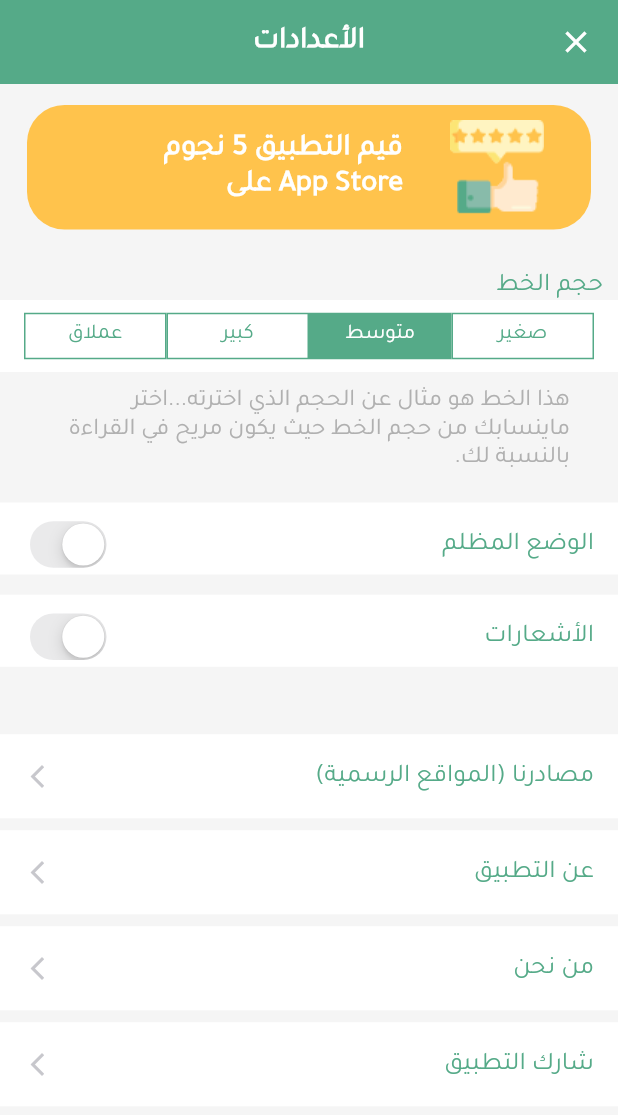
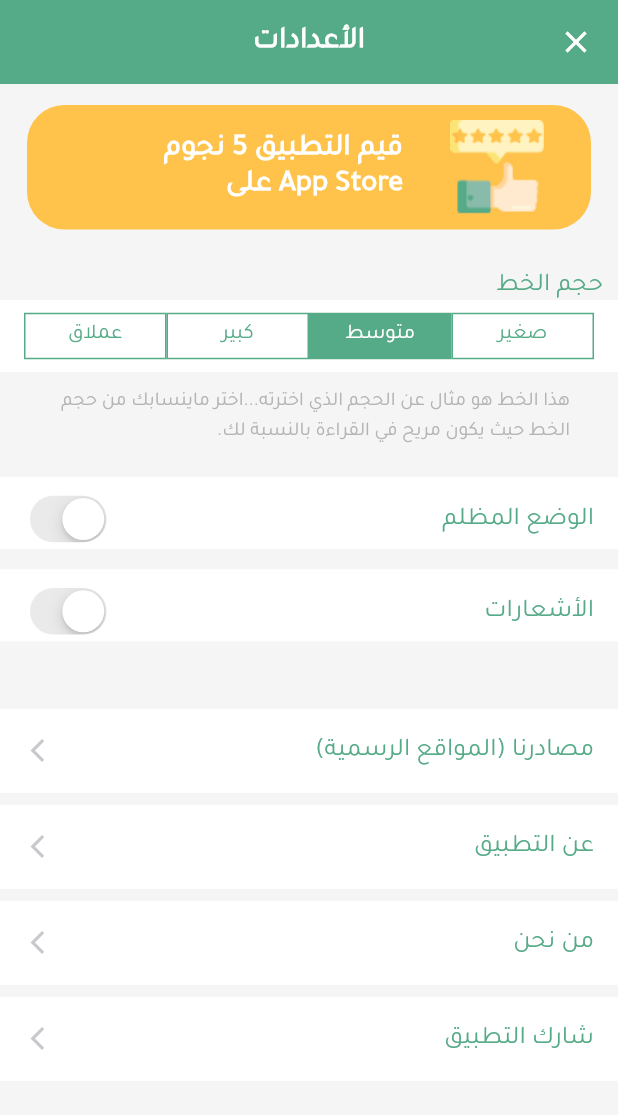
Before and after one commit to MuhmdHsn313/IQ-Home, a Flutter app: the screen it shows after launch, after a tap on the "keyboard control" icon, on a phone screen of 412 x 824 dp. Shown: the top 1115 px of the screen. Run offline on Flutter 3.47's test engine with Material 2 defaults, Android fonts, the light colour scheme and no system bars; our stand-ins replace bloc, cached_network_image, equatable, flutter_bloc, flutter_linkify, flutter_spinkit and 2 more; missing offline and left inert: data_connection_checker, date_time_format; accounts and stored records are empty.

Commit message:
Added settings bloc and cache settings in app.
1. Added app settings bloc.
2. Connect between `MaterialApp` and `AppSettingsBloc`.
3. Added `AppSettingsAdapter` to save data with `Hive`.
4. Update in SettingsScreen ui.
5. Update in `FontSizeWidget` ui.
6. Remove `SettingsCheckBox` and replace with live objects.

```diff
--- a/lib/main.dart
+++ b/lib/main.dart
@@ -1,5 +1,9 @@
 import 'package:flutter/material.dart';
+import 'package:flutter_bloc/flutter_bloc.dart';
 import 'package:hive/hive.dart';
+import 'package:iqhome/src/blocs/app_settings/app_settings_bloc.dart';
+import 'package:iqhome/src/blocs/app_settings/app_settings_event.dart';
+import 'package:iqhome/src/models/app_settings.dart';
 import 'package:path_provider/path_provider.dart' as path;
 
 import 'src/app.dart';
@@ -23,5 +27,11 @@ void main() async {
   Hive.registerAdapter(AppFontSizeAdapter());
   Hive.registerAdapter(NewsStatusAdapter());
   Hive.registerAdapter(EmergencyAdapter());
-  runApp(IQHome());
+  Hive.registerAdapter(AppSettingsAdapter());
+  runApp(
+    BlocProvider<AppSettingsBloc>(
+      create: (context) => AppSettingsBloc()..add(FetchTheme()),
+      child: IQHome(),
+    ),
+  );
 }
--- /dev/null
+++ b/lib/src/adapters/app_settings.dart
@@ -0,0 +1,34 @@
+part of '../models/app_settings.dart';
+
+class AppSettingsAdapter extends TypeAdapter<AppSettings> {
+  @override
+  AppSettings read(BinaryReader reader) {
+    var numOfFields = reader.readByte();
+    var fields = <int, dynamic>{
+      for (var i = 0; i < numOfFields; i++) reader.readByte(): reader.read(),
+    };
+    return AppSettings(
+      lang: fields[3] as String,
+      scale: fields[0] as AppFontScale,
+      isDarkMode: fields[1] as bool,
+      isNotificationEnable: fields[2] as bool,
+    );
+  }
+
+  @override
+  void write(BinaryWriter writer, AppSettings obj) {
+    writer
+      ..writeByte(4)
+      ..writeByte(0)
+      ..write(obj.scale)
+      ..writeByte(1)
+      ..write(obj.isDarkMode)
+      ..writeByte(2)
+      ..write(obj.isNotificationEnable)
+      ..writeByte(3)
+      ..write(obj.lang);
+  }
+
+  @override
+  int get typeId => 8;
+}
--- a/lib/src/adapters/public_type.dart
+++ b/lib/src/adapters/public_type.dart
@@ -6,36 +6,36 @@ part of '../utils/public_type.dart';
 // TypeAdapterGenerator
 // **************************************************************************
 
-class AppFontSizeAdapter extends TypeAdapter<AppFontSize> {
+class AppFontSizeAdapter extends TypeAdapter<AppFontScale> {
   @override
-  AppFontSize read(BinaryReader reader) {
+  AppFontScale read(BinaryReader reader) {
     switch (reader.readByte()) {
       case 0:
-        return AppFontSize.Small;
+        return AppFontScale.Small;
       case 1:
-        return AppFontSize.Middle;
+        return AppFontScale.Middle;
       case 2:
-        return AppFontSize.Large;
+        return AppFontScale.Large;
       case 3:
-        return AppFontSize.Giant;
+        return AppFontScale.Giant;
       default:
         return null;
     }
   }
 
   @override
-  void write(BinaryWriter writer, AppFontSize obj) {
+  void write(BinaryWriter writer, AppFontScale obj) {
     switch (obj) {
-      case AppFontSize.Small:
+      case AppFontScale.Small:
         writer.writeByte(0);
         break;
-      case AppFontSize.Middle:
+      case AppFontScale.Middle:
         writer.writeByte(1);
         break;
-      case AppFontSize.Large:
+      case AppFontScale.Large:
         writer.writeByte(2);
         break;
-      case AppFontSize.Giant:
+      case AppFontScale.Giant:
         writer.writeByte(3);
         break;
     }
--- a/lib/src/app.dart
+++ b/lib/src/app.dart
@@ -1,6 +1,7 @@
 import 'package:flutter/material.dart';
 import 'package:flutter_bloc/flutter_bloc.dart';
 import 'package:flutter_localizations/flutter_localizations.dart';
+import 'package:iqhome/src/blocs/app_settings/bloc.dart';
 
 import 'blocs/news/bloc.dart';
 import 'blocs/tip/bloc.dart';
@@ -10,9 +11,14 @@ import 'utils/app_theme.dart';
 class IQHome extends StatelessWidget {
   @override
   Widget build(BuildContext context) {
+    return BlocBuilder<AppSettingsBloc, AppSettingsState>(
+      bloc: BlocProvider.of<AppSettingsBloc>(context),
+      builder: (context, state) {
         return MaterialApp(
           title: 'IQ Home',
-      theme: AppTheme.lightTheme,
+          theme: AppTheme.lightTheme(state.fontScale),
+          darkTheme: AppTheme.dark(state.fontScale),
+          themeMode: state.isDarkMode ? ThemeMode.dark : ThemeMode.light,
           localizationsDelegates: [
             GlobalWidgetsLocalizations.delegate,
             GlobalCupertinoLocalizations.delegate,
@@ -35,5 +41,7 @@ class IQHome extends StatelessWidget {
             child: HomeScreen(),
           ),
         );
+      },
+    );
   }
 }
--- /dev/null
+++ b/lib/src/blocs/app_settings/app_settings_bloc.dart
@@ -0,0 +1,79 @@
+import 'dart:async';
+import 'package:bloc/bloc.dart';
+import 'package:hive/hive.dart';
+import 'package:iqhome/src/models/app_settings.dart';
+import 'package:iqhome/src/utils/public_type.dart';
+import './bloc.dart';
+
+class AppSettingsBloc extends Bloc<AppSettingsEvent, AppSettingsState> {
+  AppSettings _appSettings;
+  Box<AppSettings> _settingsBox;
+
+  @override
+  AppSettingsState get initialState => AppSettingsState.initial();
+
+  @override
+  Stream<AppSettingsState> mapEventToState(
+    AppSettingsEvent event,
+  ) async* {
+    if (event is FetchTheme) {
+      _settingsBox = await Hive.openBox('SettingsBox');
+      if (_settingsBox.isEmpty) {
+        _appSettings = AppSettings(
+          lang: 'ar',
+          scale: AppFontScale.Middle,
+          isDarkMode: false,
+          isNotificationEnable: false,
+        );
+        _settingsBox.put(1, _appSettings);
+      } else {
+        _appSettings = _settingsBox.values.first;
+      }
+      yield AppSettingsState.fromData(_appSettings);
+    }
+
+    if (event is ChangeThemeMode) {
+      yield state.copyWith(isDarkMode: event.isDarkMode);
+      _settingsBox.put(
+        1,
+        _appSettings.copyWith(
+          isDarkMode: event.isDarkMode,
+        ),
+      );
+    }
+    if (event is ChangeFontScale) {
+      double scale;
+      switch (event.fontScale) {
+        case AppFontScale.Small:
+          scale = 0.8;
+          break;
+        case AppFontScale.Middle:
+          scale = 1;
+          break;
+        case AppFontScale.Large:
+          scale = 1.4;
+          break;
+        case AppFontScale.Giant:
+          scale = 1.8;
+          break;
+      }
+
+      yield state.copyWith(fontScale: scale, size: event.fontScale);
+      _settingsBox.put(
+        1,
+        _appSettings.copyWith(
+          scale: event.fontScale,
+        ),
+      );
+    }
+    if (event is ChangeNotificationState) {
+      yield state.copyWith(isNotificationEnable: event.isNotificationEnable);
+      _settingsBox.put(
+        1,
+        _appSettings.copyWith(
+          isNotificationEnable: event.isNotificationEnable,
+        ),
+      );
+    }
+  }
+}
--- /dev/null
+++ b/lib/src/blocs/app_settings/app_settings_event.dart
@@ -0,0 +1,48 @@
+import 'package:equatable/equatable.dart';
+import 'package:iqhome/src/utils/public_type.dart';
+
+abstract class AppSettingsEvent extends Equatable {
+  const AppSettingsEvent();
+
+  @override
+  List<Object> get props => [];
+}
+
+class FetchTheme extends AppSettingsEvent {}
+
+class ChangeThemeMode extends AppSettingsEvent {
+  final bool isDarkMode;
+
+  const ChangeThemeMode(this.isDarkMode);
+
+  @override
+  List<Object> get props => [isDarkMode];
+
+  @override
+  String toString() => 'ChangeThemeMode { light mode: $isDarkMode }';
+}
+
+class ChangeNotificationState extends AppSettingsEvent {
+  final bool isNotificationEnable;
+
+  const ChangeNotificationState(this.isNotificationEnable);
+
+  @override
+  List<Object> get props => [isNotificationEnable];
+
+  @override
+  String toString() =>
+      'ChangeNotificationState { notification state: $isNotificationEnable }';
+}
+
+class ChangeFontScale extends AppSettingsEvent {
+  final AppFontScale fontScale;
+
+  const ChangeFontScale(this.fontScale);
+
+  @override
+  List<Object> get props => [fontScale];
+
+  @override
+  String toString() => 'ChangeNotificationState { font scale: $fontScale }';
+}
--- /dev/null
+++ b/lib/src/blocs/app_settings/app_settings_state.dart
@@ -0,0 +1,71 @@
+import 'package:iqhome/src/models/app_settings.dart';
+import 'package:iqhome/src/utils/public_type.dart';
+import 'package:meta/meta.dart';
+import 'package:equatable/equatable.dart';
+
+class AppSettingsState extends Equatable {
+  final double fontScale;
+  final AppFontScale size;
+  final bool isDarkMode;
+  final bool isNotificationEnable;
+  final String lang;
+
+  const AppSettingsState({
+    @required this.size,
+    @required this.fontScale,
+    @required this.isDarkMode,
+    @required this.isNotificationEnable,
+    this.lang,
+  });
+
+  factory AppSettingsState.initial() => AppSettingsState(
+        size: AppFontScale.Middle,
+        fontScale: 1,
+        isDarkMode: false,
+        isNotificationEnable: false,
+        lang: 'ar',
+      );
+
+  factory AppSettingsState.fromData(AppSettings appSettings) {
+    double fontScale;
+    switch (appSettings.scale) {
+      case AppFontScale.Small:
+        fontScale = 0.8;
+        break;
+      case AppFontScale.Middle:
+        fontScale = 1;
+        break;
+      case AppFontScale.Large:
+        fontScale = 1.4;
+        break;
+      case AppFontScale.Giant:
+        fontScale = 1.8;
+        break;
+    }
+    return AppSettingsState(
+      size: appSettings.scale,
+      fontScale: fontScale,
+      isDarkMode: appSettings.isDarkMode,
+      isNotificationEnable: appSettings.isNotificationEnable,
+    );
+  }
+
+  AppSettingsState copyWith({
+    AppFontScale size,
+    double fontScale,
+    bool isDarkMode,
+    bool isNotificationEnable,
+    String lang,
+  }) =>
+      AppSettingsState(
+        lang: lang ?? this.lang,
+        size: size ?? this.size,
+        fontScale: fontScale ?? this.fontScale,
+        isDarkMode: isDarkMode ?? this.isDarkMode,
+        isNotificationEnable: isNotificationEnable ?? this.isNotificationEnable,
+      );
+
+  @override
+  List<Object> get props =>
+      [lang, size, fontScale, isDarkMode, isNotificationEnable];
+}
--- /dev/null
+++ b/lib/src/blocs/app_settings/bloc.dart
@@ -0,0 +1,3 @@
+export 'app_settings_bloc.dart';
+export 'app_settings_event.dart';
+export 'app_settings_state.dart';
--- /dev/null
+++ b/lib/src/models/app_settings.dart
@@ -0,0 +1,46 @@
+import 'package:hive/hive.dart';
+import 'package:iqhome/src/utils/public_type.dart';
+import 'package:meta/meta.dart';
+import 'package:equatable/equatable.dart';
+
+part '../adapters/app_settings.dart';
+
+@HiveType(typeId: 8)
+class AppSettings extends Equatable {
+  @HiveField(0)
+  final AppFontScale scale;
+  @HiveField(1)
+  final bool isDarkMode;
+  @HiveField(2)
+  final bool isNotificationEnable;
+  @HiveField(3)
+  final String lang;
+
+  const AppSettings({
+    @required this.lang,
+    @required this.scale,
+    @required this.isDarkMode,
+    @required this.isNotificationEnable,
+  });
+
+  AppSettings copyWith({
+    String lang,
+    AppFontScale scale,
+    bool isDarkMode,
+    bool isNotificationEnable,
+  }) =>
+      AppSettings(
+        lang: lang ?? this.lang,
+        scale: scale ?? this.scale,
+        isDarkMode: isDarkMode ?? this.isDarkMode,
+        isNotificationEnable: isNotificationEnable ?? this.isNotificationEnable,
+      );
+
+  @override
+  List<Object> get props => [
+        lang,
+        scale,
+        isDarkMode,
+        isNotificationEnable,
+      ];
+}
--- a/lib/src/screens/settingsScreen.dart
+++ b/lib/src/screens/settingsScreen.dart
@@ -1,7 +1,10 @@
+import 'package:flutter/cupertino.dart';
 import 'package:flutter/material.dart';
+import 'package:flutter_bloc/flutter_bloc.dart';
+import 'package:iqhome/src/blocs/app_settings/app_settings_bloc.dart';
+import 'package:iqhome/src/blocs/app_settings/bloc.dart';
 import 'package:iqhome/src/widgets/fontSize.dart';
 import 'package:iqhome/src/widgets/rate.dart';
-import 'package:iqhome/src/widgets/seetingsCheckBox.dart';
 import 'package:iqhome/src/widgets/seetingsItem.dart';
 
 class SettingsScreen extends StatelessWidget {
@@ -27,11 +30,42 @@ class SettingsScreen extends StatelessWidget {
               child: Rate(),
             ),
             FontSizeWidget(),
-            SettingsCheckBox("الوضع المظلم"),
+            BlocBuilder<AppSettingsBloc, AppSettingsState>(
+              bloc: BlocProvider.of<AppSettingsBloc>(context),
+              builder: (context, state) => Container(
+                height: 48,
+                color: Theme.of(context).cardColor,
+                child: ListTile(
+                  title: Text(
+                      state.isDarkMode ? "الوضع النهاري" : "الوضع المظلم" ),
+                  trailing: CupertinoSwitch(
+                    value: state.isDarkMode,
+                    onChanged: (change) =>
+                        BlocProvider.of<AppSettingsBloc>(context)
+                            .add(ChangeThemeMode(change)),
+                  ),
+                ),
+              ),
+            ),
             SizedBox(
               height: 13.5,
             ),
-            SettingsCheckBox("الأشعارات"),
+            BlocBuilder<AppSettingsBloc, AppSettingsState>(
+              bloc: BlocProvider.of<AppSettingsBloc>(context),
+              builder: (context, state) => Container(
+                height: 48,
+                color: Theme.of(context).cardColor,
+                child: ListTile(
+                  title: Text("الأشعارات"),
+                  trailing: CupertinoSwitch(
+                    value: state.isNotificationEnable,
+                    onChanged: (change) =>
+                        BlocProvider.of<AppSettingsBloc>(context)
+                            .add(ChangeNotificationState(change)),
+                  ),
+                ),
+              ),
+            ),
             SizedBox(
               height: 45,
             ),
--- a/lib/src/utils/app_theme.dart
+++ b/lib/src/utils/app_theme.dart
@@ -12,7 +12,7 @@ class AppTheme {
   static const Color unselectedColor = Color(0xffDADADA);
   static const Color errorColor = Color(0xffDD2222);
 
-  static ThemeData lightTheme = new ThemeData(
+  static ThemeData lightTheme(double fontScale) => new ThemeData(
         primaryColor: primaryColor,
         highlightColor: highlightColor,
         fontFamily: 'Tajawal',
@@ -27,7 +27,7 @@ class AppTheme {
         primaryTextTheme: TextTheme(
           bodyText1: TextStyle(
             color: primaryColor,
-          fontSize: 20,
+            fontSize: 20 * fontScale,
           ),
         ),
         iconTheme: IconThemeData(
@@ -35,17 +35,17 @@ class AppTheme {
         ),
         textTheme: TextTheme(
           headline6: TextStyle(
-        fontSize: 20,
+            fontSize: 20 * fontScale,
             color: primaryColor,
             fontWeight: FontWeight.bold,
           ),
           subtitle1: TextStyle(
-        fontSize: 17,
+            fontSize: 17 * fontScale,
             color: primaryColor,
             fontWeight: FontWeight.normal,
           ),
           subtitle2: TextStyle(
-        fontSize: 13,
+            fontSize: 13 * fontScale,
             color: textColor1,
             height: 1.5,
             fontWeight: FontWeight.normal,
@@ -55,4 +55,31 @@ class AppTheme {
           color: Colors.white,
         ),
       );
+
+  static ThemeData dark(double fontScale) {
+    return ThemeData(
+      fontFamily: 'Tajawal',
+      brightness: Brightness.dark,
+      primaryTextTheme: TextTheme(
+        bodyText1: TextStyle(
+          fontSize: 20 * fontScale,
+        ),
+      ),
+      textTheme: TextTheme(
+        headline6: TextStyle(
+          fontSize: 20 * fontScale,
+          fontWeight: FontWeight.bold,
+        ),
+        subtitle1: TextStyle(
+          fontSize: 17 * fontScale,
+          fontWeight: FontWeight.normal,
+        ),
+        subtitle2: TextStyle(
+          fontSize: 13 * fontScale,
+          height: 1.5,
+          fontWeight: FontWeight.normal,
+        ),
+      ),
+    );
   }
+}
--- a/lib/src/utils/public_type.dart
+++ b/lib/src/utils/public_type.dart
@@ -3,7 +3,7 @@ import 'package:hive/hive.dart';
 part '../adapters/public_type.dart';
 
 @HiveType(typeId: 5)
-enum AppFontSize {
+enum AppFontScale {
   @HiveField(0)
   Small,
   @HiveField(1)
--- a/lib/src/widgets/fontSize.dart
+++ b/lib/src/widgets/fontSize.dart
@@ -1,81 +1,66 @@
 import 'package:flutter/material.dart';
+import 'package:flutter_bloc/flutter_bloc.dart';
+import 'package:iqhome/src/blocs/app_settings/app_settings_bloc.dart';
+import 'package:iqhome/src/blocs/app_settings/app_settings_event.dart';
+import 'package:iqhome/src/blocs/app_settings/app_settings_state.dart';
 import 'package:iqhome/src/utils/public_type.dart';
 
 class FontSizeWidget extends StatelessWidget {
-  final AppFontSize size;
-
-  const FontSizeWidget({
-    Key key,
-    this.size: AppFontSize.Middle,
-  })  : assert(size != null),
-        super(key: key);
-
   @override
   Widget build(BuildContext context) {
-    double fontSize;
-    switch (size) {
-      case AppFontSize.Small:
-        fontSize = 14;
-        break;
-      case AppFontSize.Middle:
-        fontSize = 16;
-        break;
-      case AppFontSize.Large:
-        fontSize = 18;
-        break;
-      case AppFontSize.Giant:
-        fontSize = 22;
-        break;
-      default:
-        fontSize = 14;
-    }
-
+    return BlocBuilder<AppSettingsBloc, AppSettingsState>(
+      bloc: BlocProvider.of<AppSettingsBloc>(context),
+      builder: (context, state) {
         return Column(
           crossAxisAlignment: CrossAxisAlignment.start,
           children: <Widget>[
             Padding(
               padding: const EdgeInsets.symmetric(horizontal: 10),
-          child: Text("حجم الخط", style: Theme.of(context).textTheme.subtitle1),
+              child: Text("حجم الخط",
+                  style: Theme.of(context).textTheme.subtitle1),
             ),
             Container(
               height: 48,
-          color: Colors.white,
+              color: Theme.of(context).cardColor,
               alignment: Alignment.center,
               child: Row(
                 mainAxisAlignment: MainAxisAlignment.center,
                 children: <Widget>[
                   SelectFontSize(
                     title: 'صغير',
-                isSelected: size == AppFontSize.Small,
+                    scale: AppFontScale.Small,
+                    isSelected: state.size == AppFontScale.Small,
                   ),
                   SelectFontSize(
                     title: 'متوسط',
-                isSelected: size == AppFontSize.Middle,
+                    scale: AppFontScale.Middle,
+                    isSelected: state.size == AppFontScale.Middle,
                   ),
                   SelectFontSize(
                     title: 'كبير',
-                isSelected: size == AppFontSize.Large,
+                    scale: AppFontScale.Large,
+                    isSelected: state.size == AppFontScale.Large,
                   ),
                   SelectFontSize(
                     title: 'عملاق',
-                isSelected: size == AppFontSize.Giant,
+                    scale: AppFontScale.Giant,
+                    isSelected: state.size == AppFontScale.Giant,
                   ),
                 ],
               ),
             ),
             Padding(
-          padding:
-              const EdgeInsets.only(right: 32, left: 32, top: 10, bottom: 20),
+              padding: const EdgeInsets.only(
+                  right: 32, left: 32, top: 10, bottom: 20),
               child: Text(
                 "هذا الخط هو مثال عن الحجم الذي اخترته..."
                 "اختر ماينسابك من حجم الخط حيث يكون مريح في القراءة بالنسبة لك.",
-            style: TextStyle(
-              color: Color(0xffB0B0B0),
-              fontSize: fontSize,
-            ),
+                style: Theme.of(context).textTheme.subtitle2,
               ),
             )
           ],
+        );
+      },
     );
   }
 }
@@ -83,10 +68,12 @@ class FontSizeWidget extends StatelessWidget {
 class SelectFontSize extends StatelessWidget {
   final String title;
   final bool isSelected;
+  final AppFontScale scale;
 
   const SelectFontSize({
     Key key,
     @required this.title,
+    @required this.scale,
     @required this.isSelected,
   })  : assert(title != null),
         assert(isSelected != null),
@@ -105,6 +92,9 @@ class SelectFontSize extends StatelessWidget {
         ),
         color: isSelected ? Theme.of(context).primaryColor : Colors.white,
       ),
+      child: InkWell(
+        onTap: () => BlocProvider.of<AppSettingsBloc>(context)
+            .add(ChangeFontScale(scale)),
         child: Text(
           title,
           textAlign: TextAlign.center,
@@ -113,6 +103,7 @@ class SelectFontSize extends StatelessWidget {
             color: isSelected ? Colors.white : Theme.of(context).primaryColor,
           ),
         ),
+      ),
     );
   }
 }
--- a/lib/src/widgets/seetingsCheckBox.dart
+++ /dev/null
@@ -1,41 +0,0 @@
-import 'package:flutter/cupertino.dart';
-import 'package:flutter/material.dart';
-
-class SettingsCheckBox extends StatefulWidget {
-  final String title;
-
-  SettingsCheckBox(this.title);
-
-  @override
-  _SettingsCheckBoxState createState() => _SettingsCheckBoxState();
-}
-
-class _SettingsCheckBoxState extends State<SettingsCheckBox> {
-  bool value;
-
-  @override
-  void initState() {
-    value = false;
-    super.initState();
-  }
-
-  @override
-  Widget build(BuildContext context) {
-    return Container(
-      height: 48,
-      color: Theme.of(context).cardColor,
-      child: ListTile(
-        onTap: () {},
-        title: Text(widget.title),
-        trailing: CupertinoSwitch(
-          value: value,
-          onChanged: (change) {
-            setState(() {
-              value = change;
-            });
-          },
-        ),
-      ),
-    );
-  }
-}
```
Lines whose indentation alone changed are shown as unchanged.
